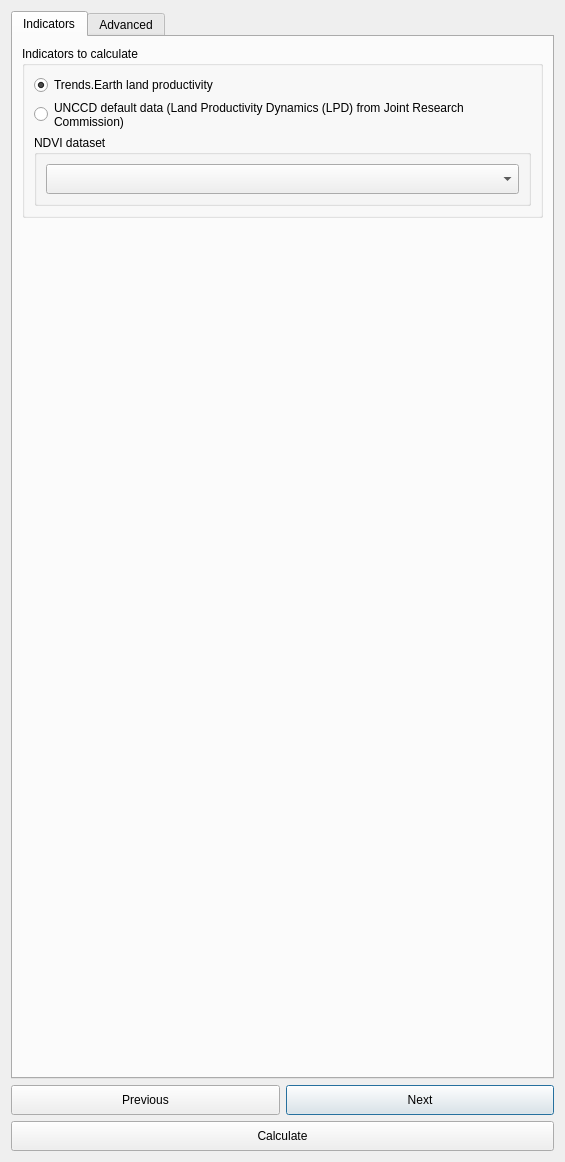
This is LDMP/gui/DlgCalculateProd.ui in ConservationInternational/trends.earth as Qt 5 draws it before an edit. The edited form follows.
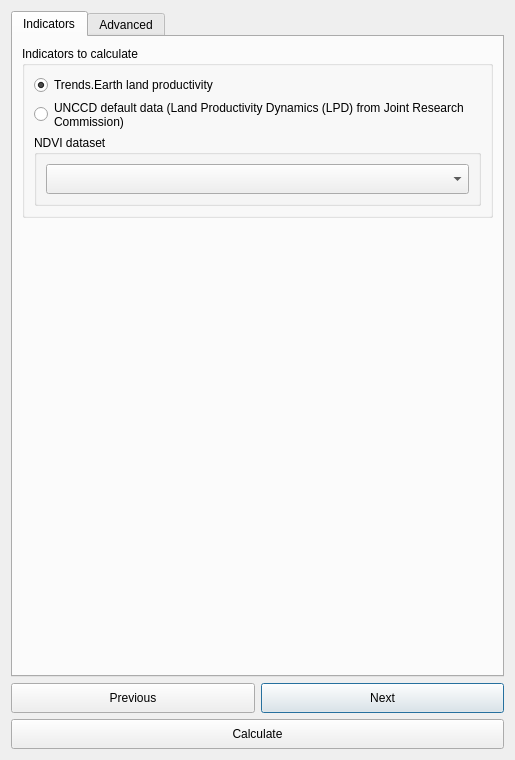
This is the edited form. The open tabs and pages were chosen to show the change.

Commit message: Fix dialog formatting.

Patch:
```diff
--- a/LDMP/gui/DlgCalculateProd.ui
+++ b/LDMP/gui/DlgCalculateProd.ui
@@ -6,12 +6,12 @@
    <rect>
     <x>0</x>
     <y>0</y>
-    <width>565</width>
-    <height>1162</height>
+    <width>515</width>
+    <height>693</height>
    </rect>
   </property>
   <property name="sizePolicy">
-   <sizepolicy hsizetype="Minimum" vsizetype="Minimum">
+   <sizepolicy hsizetype="Expanding" vsizetype="Expanding">
     <horstretch>0</horstretch>
     <verstretch>0</verstretch>
    </sizepolicy>
@@ -77,7 +77,7 @@
           <item row="6" column="0" colspan="2">
            <widget class="QGroupBox" name="groupBox_ndvi_dataset">
             <property name="sizePolicy">
-             <sizepolicy hsizetype="Preferred" vsizetype="Preferred">
+             <sizepolicy hsizetype="Preferred" vsizetype="Minimum">
               <horstretch>0</horstretch>
               <verstretch>0</verstretch>
              </sizepolicy>
```
Left out of the diff: 2 changed lines with no effect on the pictures. The commit also changes 6 other files.
